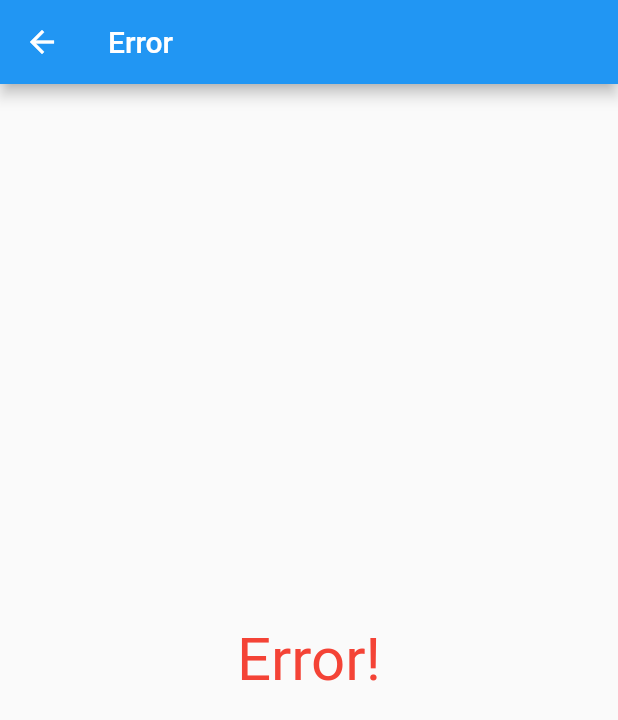
After one commit to MisterL2/EmergencyMessenger, a Flutter app: the ErrorPage screen opened by its route, on a phone screen of 412 x 824 dp. The commit adds this screen. Shown: the top 720 px of the screen. Run offline on Flutter 3.47's test engine with Material 2 defaults, Android fonts, the phone set to English and light mode, and no system bars.

Commit message:
Added PrivateState (Wrapper for State)
PrivateState checks that a password is set. If it is not, it builds an "error/forbidden" page, rather than the real page. Otherwise, it calls the regular build method

```diff
--- a/Emergency Messenger Client/emergency_messenger_client/lib/dataclasses/ConversationHeader.dart
+++ b/Emergency Messenger Client/emergency_messenger_client/lib/dataclasses/ConversationHeader.dart
@@ -1,7 +1,8 @@
 class ConversationHeader {
+  final String userCode;
   final String name; //Either the entered name (if such an entry exists in the local storage) or "Anonymous"
   final String mostRecentMessage;
   final bool hasUnreadMessage; //A "mostRecentMessageReadUnixTime" is saved in the local storage. If the newest message is of that time, it has been read already. Otherwise, hasUnreadMessage = true
 
-  ConversationHeader(this.name, this.mostRecentMessage, this.hasUnreadMessage);
+  ConversationHeader(this.userCode, this.name, this.mostRecentMessage, this.hasUnreadMessage);
 }
--- a/Emergency Messenger Client/emergency_messenger_client/lib/main.dart
+++ b/Emergency Messenger Client/emergency_messenger_client/lib/main.dart
@@ -1,4 +1,5 @@
 
+import 'package:emergency_messenger_client/pages/generic/ErrorPage.dart';
 import 'package:emergency_messenger_client/pages/generic/SuccessPage.dart';
 import 'package:emergency_messenger_client/pages/private/LoggedInOverview.dart';
 import 'package:emergency_messenger_client/pages/private/OptionsMenu.dart';
@@ -22,6 +23,7 @@ class EmergencyMessenger extends StatelessWidget {
         '/Register' : (context) => RegisterPage(),
         '/AddDevice' : (context) => AddDevicePage(),
         '/Success' : (context) => SuccessPage(),
+        '/Error' : (context) => ErrorPage(),
         '/Messages' : (context) => LoggedInOverview(),
         '/Options' : (context) => OptionsMenu(),
       },
--- /dev/null
+++ b/Emergency Messenger Client/emergency_messenger_client/lib/pages/generic/ErrorPage.dart
@@ -0,0 +1,24 @@
+import 'package:flutter/material.dart';
+
+class ErrorPage extends StatelessWidget {
+  final String title = "Error";
+
+  ErrorPage({Key key}) : super(key: key);
+
+  @override
+  Widget build(BuildContext context) {
+    String errorMessage = ModalRoute.of(context).settings.arguments;
+    return Scaffold(
+      appBar: AppBar(
+        title: Text(title),
+      ),
+      body: Center(
+        child: Text(
+          errorMessage ?? "Error!",
+          style: TextStyle(color: Colors.red, fontSize: 40),
+        ),
+      ),
+    );
+  }
+
+}
--- a/Emergency Messenger Client/emergency_messenger_client/lib/pages/generic/SuccessPage.dart
+++ b/Emergency Messenger Client/emergency_messenger_client/lib/pages/generic/SuccessPage.dart
@@ -1,7 +1,7 @@
 import 'package:flutter/material.dart';
 
 class SuccessPage extends StatelessWidget {
-  final String title = "SuccessPage";
+  final String title = "Success";
 
   SuccessPage({Key key}) : super(key: key);
 
--- a/Emergency Messenger Client/emergency_messenger_client/lib/ExamplePage.dart
+++ b/Emergency Messenger Client/emergency_messenger_client/lib/pages/private/ExamplePrivatePage.dart
@@ -1,3 +1,4 @@
+import 'package:emergency_messenger_client/pages/private/PrivateState.dart';
 import 'package:flutter/material.dart';
 
 class ExamplePage extends StatefulWidget {
@@ -10,9 +11,9 @@ class ExamplePage extends StatefulWidget {
 
 }
 
-class ExamplePageState extends State<ExamplePage> {
+class ExamplePageState extends PrivateState<ExamplePage> {
   @override
-  Widget build(BuildContext context) {
+  Widget buildImpl(BuildContext context, String password) {
     return Scaffold(
       appBar: AppBar(
         title: Text(widget.title),
--- a/Emergency Messenger Client/emergency_messenger_client/lib/pages/private/OptionsMenu.dart
+++ b/Emergency Messenger Client/emergency_messenger_client/lib/pages/private/OptionsMenu.dart
@@ -1,3 +1,4 @@
+import 'package:emergency_messenger_client/pages/private/PrivateState.dart';
 import 'package:flutter/material.dart';
 
 class OptionsMenu extends StatefulWidget {
@@ -10,9 +11,10 @@ class OptionsMenu extends StatefulWidget {
 
 }
 
-class OptionsMenuState extends State<OptionsMenu> {
+class OptionsMenuState extends PrivateState<OptionsMenu> {
+
   @override
-  Widget build(BuildContext context) {
+  Widget buildImpl(BuildContext context, String password) {
     return Scaffold(
       appBar: AppBar(
         title: Text(widget.title),
```
Also changed, not shown: Emergency Messenger Client/emergency_messenger_client/lib/pages/private/LoggedInOverview.dart (+20 -15 lines), Emergency Messenger Client/emergency_messenger_client/lib/pages/private/PrivateState.dart (added, +33 -0 lines), Emergency Messenger Client/emergency_messenger_client/lib/pages/public/LoginPage.dart (+4 -3 lines).
